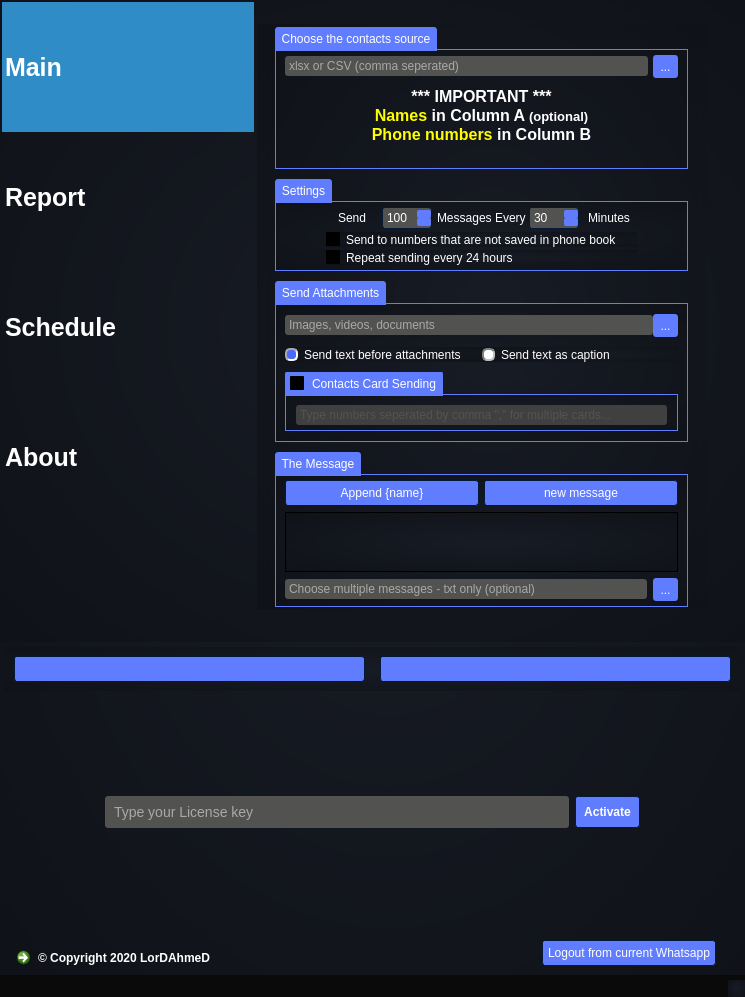
thelordahmed/Whatsapp-bulk-sender, file untitled.ui: the form before one commit.
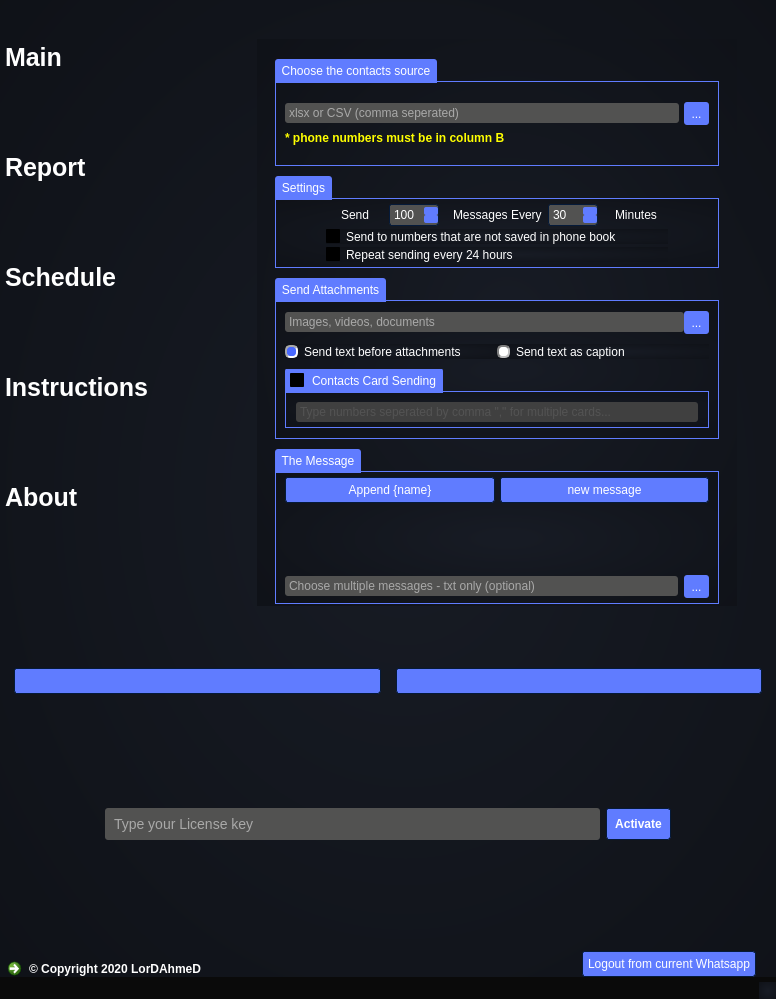
The form after the commit. Icons and pictures are not drawn.

What changed in the file:
```diff
--- a/untitled.ui
+++ b/untitled.ui
@@ -6,8 +6,8 @@
    <rect>
     <x>0</x>
     <y>0</y>
-    <width>745</width>
-    <height>997</height>
+    <width>776</width>
+    <height>999</height>
    </rect>
   </property>
   <property name="minimumSize">
@@ -1209,6 +1209,11 @@
     </property>
     <item row="0" column="0" colspan="3">
      <widget class="QFrame" name="main_frame">
+      <property name="styleSheet">
+       <string notr="true">QFrame{
+	background:transparent;
+}</string>
+      </property>
       <layout class="QHBoxLayout" name="horizontalLayout_8" stretch="0,1">
        <property name="spacing">
         <number>0</number>
@@ -1256,7 +1261,8 @@
 
 ::item{
 width:100px;
-height:130px;
+height:110px;
+
 
 }
 
@@ -1359,7 +1365,7 @@
           <bool>false</bool>
          </property>
          <property name="currentRow">
-          <number>0</number>
+          <number>-1</number>
          </property>
          <property name="sortingEnabled">
           <bool>false</bool>
@@ -1406,6 +1412,15 @@
             <normaloff>:/white-icons/Data/imgs/white icons/icons8-clock-500.png</normaloff>:/white-icons/Data/imgs/white icons/icons8-clock-500.png</iconset>
           </property>
          </item>
+         <item>
+          <property name="text">
+           <string>Instructions</string>
+          </property>
+          <property name="icon">
+           <iconset resource="images.qrc">
+            <normaloff>:/white-icons/Data/imgs/white icons/icons8-idea-500.png</normaloff>:/white-icons/Data/imgs/white icons/icons8-idea-500.png</iconset>
+          </property>
+         </item>
          <item>
           <property name="text">
            <string>About</string>
@@ -1551,7 +1566,7 @@
                <enum>QLayout::SetDefaultConstraint</enum>
               </property>
               <property name="topMargin">
-               <number>3</number>
+               <number>20</number>
               </property>
               <property name="bottomMargin">
                <number>0</number>
@@ -1591,62 +1606,16 @@
                 </property>
                 <layout class="QVBoxLayout" name="verticalLayout">
                  <property name="topMargin">
-                  <number>5</number>
+                  <number>20</number>
                  </property>
                  <property name="bottomMargin">
-                  <number>5</number>
+                  <number>20</number>
                  </property>
                  <item>
                   <layout class="QGridLayout" name="gridLayout">
                    <property name="spacing">
                     <number>5</number>
                    </property>
-                   <item row="1" column="0">
-                    <widget class="QTextBrowser" name="textBrowser">
-                     <property name="sizePolicy">
-                      <sizepolicy hsizetype="Expanding" vsizetype="Fixed">
-                       <horstretch>0</horstretch>
-                       <verstretch>0</verstretch>
-                      </sizepolicy>
-                     </property>
-                     <property name="maximumSize">
-                      <size>
-                       <width>16777215</width>
-                       <height>80</height>
-                      </size>
-                     </property>
-                     <property name="font">
-                      <font>
-                       <family>arial</family>
-                      </font>
-                     </property>
-                     <property name="styleSheet">
-                      <string notr="true">background:transparent;
-color:white</string>
-                     </property>
-                     <property name="frameShape">
-                      <enum>QFrame::NoFrame</enum>
-                     </property>
-                     <property name="lineWidth">
-                      <number>0</number>
-                     </property>
-                     <property name="verticalScrollBarPolicy">
-                      <enum>Qt::ScrollBarAlwaysOff</enum>
-                     </property>
-                     <property name="horizontalScrollBarPolicy">
-                      <enum>Qt::ScrollBarAlwaysOff</enum>
-                     </property>
-                     <property name="html">
-                      <string>&lt;!DOCTYPE HTML PUBLIC &quot;-//W3C//DTD HTML 4.0//EN&quot; &quot;http://www.w3.org/TR/REC-html40/strict.dtd&quot;&gt;
-&lt;html&gt;&lt;head&gt;&lt;meta name=&quot;qrichtext&quot; content=&quot;1&quot; /&gt;&lt;style type=&quot;text/css&quot;&gt;
-p, li { white-space: pre-wrap; }
-&lt;/style&gt;&lt;/head&gt;&lt;body style=&quot; font-family:'arial'; font-size:8.25pt; font-weight:400; font-style:normal;&quot;&gt;
-&lt;p align=&quot;center&quot; style=&quot; margin-top:0px; margin-bottom:0px; margin-left:0px; margin-right:0px; -qt-block-indent:0; text-indent:0px;&quot;&gt;&lt;span style=&quot; font-family:'MS Shell Dlg 2'; font-size:12pt; font-weight:600; color:#ffffff;&quot;&gt;*** IMPORTANT ***&lt;/span&gt;&lt;/p&gt;
-&lt;p align=&quot;center&quot; style=&quot; margin-top:0px; margin-bottom:0px; margin-left:0px; margin-right:0px; -qt-block-indent:0; text-indent:0px;&quot;&gt;&lt;span style=&quot; font-family:'MS Shell Dlg 2'; font-size:12pt; font-weight:600; color:#ffff00;&quot;&gt;Names&lt;/span&gt;&lt;span style=&quot; font-family:'MS Shell Dlg 2'; font-size:12pt; font-weight:600;&quot;&gt; in Column A &lt;/span&gt;&lt;span style=&quot; font-family:'MS Shell Dlg 2'; font-size:10pt; font-weight:600;&quot;&gt;(optional)&lt;/span&gt;&lt;/p&gt;
-&lt;p align=&quot;center&quot; style=&quot; margin-top:0px; margin-bottom:0px; margin-left:0px; margin-right:0px; -qt-block-indent:0; text-indent:0px;&quot;&gt;&lt;span style=&quot; font-family:'MS Shell Dlg 2'; font-size:12pt; font-weight:600; color:#ffff00;&quot;&gt;Phone numbers&lt;/span&gt;&lt;span style=&quot; font-family:'MS Shell Dlg 2'; font-size:12pt; font-weight:600;&quot;&gt; in Column B&lt;/span&gt;&lt;/p&gt;&lt;/body&gt;&lt;/html&gt;</string>
-                     </property>
-                    </widget>
-                   </item>
                    <item row="0" column="0">
                     <layout class="QHBoxLayout" name="horizontalLayout_4">
                      <item>
@@ -1670,6 +1639,23 @@
                    </item>
                   </layout>
                  </item>
+                 <item>
+                  <widget class="QLabel" name="label_5">
+                   <property name="font">
+                    <font>
+                     <family>arial</family>
+                     <weight>75</weight>
+                     <bold>true</bold>
+                    </font>
+                   </property>
+                   <property name="styleSheet">
+                    <string notr="true">color:yellow</string>
+                   </property>
+                   <property name="text">
+                    <string>* phone numbers must be in column B</string>
+                   </property>
+                  </widget>
+                 </item>
                 </layout>
                </widget>
               </item>
@@ -2223,6 +2209,37 @@
            </layout>
           </widget>
          </widget>
+         <widget class="QWidget" name="instructions_tab">
+          <attribute name="title">
+           <string>Page</string>
+          </attribute>
+          <layout class="QVBoxLayout" name="verticalLayout_11">
+           <item>
+            <layout class="QVBoxLayout" name="verticalLayout_12">
+             <property name="topMargin">
+              <number>50</number>
+             </property>
+             <item>
+              <widget class="QTextBrowser" name="textBrowser_2">
+               <property name="html">
+                <string>&lt;!DOCTYPE HTML PUBLIC &quot;-//W3C//DTD HTML 4.0//EN&quot; &quot;http://www.w3.org/TR/REC-html40/strict.dtd&quot;&gt;
+&lt;html&gt;&lt;head&gt;&lt;meta name=&quot;qrichtext&quot; content=&quot;1&quot; /&gt;&lt;style type=&quot;text/css&quot;&gt;
+p, li { white-space: pre-wrap; }
+&lt;/style&gt;&lt;/head&gt;&lt;body style=&quot; font-family:'arial'; font-size:13pt; font-weight:400; font-style:normal;&quot;&gt;
+&lt;p align=&quot;center&quot; style=&quot; margin-top:0px; margin-bottom:0px; margin-left:0px; margin-right:0px; -qt-block-indent:0; text-indent:0px;&quot;&gt;&lt;span style=&quot; font-family:'Helvetica'; font-size:18pt; font-weight:600; color:#ffffff;&quot;&gt;In the excel sheet ... numbers must be in column B and names (if available) in column A&lt;/span&gt;&lt;/p&gt;
+&lt;p align=&quot;center&quot; style=&quot; margin-top:0px; margin-bottom:0px; margin-left:0px; margin-right:0px; -qt-block-indent:0; text-indent:0px;&quot;&gt;&lt;span style=&quot; font-family:'Helvetica'; font-size:18pt; font-weight:600; color:#ffffff;&quot;&gt;---------------------------------------------------&lt;/span&gt;&lt;/p&gt;
+&lt;p align=&quot;center&quot; style=&quot; margin-top:0px; margin-bottom:0px; margin-left:0px; margin-right:0px; -qt-block-indent:0; text-indent:0px;&quot;&gt;&lt;span style=&quot; font-family:'Helvetica'; font-size:18pt; font-weight:600; color:#ffffff;&quot;&gt;Sending to numbers that are not saved on phone book requires country code with the number, like this (+491721xxxxx) or (491721xxxxx)&lt;/span&gt;&lt;/p&gt;
+&lt;p align=&quot;center&quot; style=&quot; margin-top:0px; margin-bottom:0px; margin-left:0px; margin-right:0px; -qt-block-indent:0; text-indent:0px;&quot;&gt;&lt;span style=&quot; font-family:'Helvetica'; font-size:18pt; font-weight:600; color:#ffffff;&quot;&gt;---------------------------------------------------&lt;/span&gt;&lt;/p&gt;
+&lt;p align=&quot;center&quot; style=&quot; margin-top:0px; margin-bottom:0px; margin-left:0px; margin-right:0px; -qt-block-indent:0; text-indent:0px;&quot;&gt;&lt;span style=&quot; font-family:'Helvetica'; font-size:18pt; font-weight:600; color:#ffffff;&quot;&gt;Make sure that you're not opening the software twice on the Task bar&lt;/span&gt;&lt;/p&gt;
+&lt;p align=&quot;center&quot; style=&quot; margin-top:0px; margin-bottom:0px; margin-left:0px; margin-right:0px; -qt-block-indent:0; text-indent:0px;&quot;&gt;&lt;span style=&quot; font-family:'Helvetica'; font-size:18pt; font-weight:600; color:#ffffff;&quot;&gt;---------------------------------------------------&lt;/span&gt;&lt;/p&gt;
+&lt;p align=&quot;center&quot; style=&quot; margin-top:0px; margin-bottom:0px; margin-left:0px; margin-right:0px; -qt-block-indent:0; text-indent:0px;&quot;&gt;&lt;span style=&quot; font-family:'Helvetica'; font-size:18pt; font-weight:600; color:#ffffff;&quot;&gt;If you want to open the software twice to send from two numbers, just copy the software folder into another folder and logout by clicking on &amp;quot;Logout from current whatsapp&amp;quot; then sign in with the other number&lt;/span&gt;&lt;/p&gt;&lt;/body&gt;&lt;/html&gt;</string>
+               </property>
+              </widget>
+             </item>
+            </layout>
+           </item>
+          </layout>
+         </widget>
          <widget class="QWidget" name="about_tab">
           <attribute name="title">
            <string>Page</string>
@@ -2304,6 +2321,11 @@
     </item>
     <item row="1" column="1">
      <widget class="QFrame" name="buttons_frame">
+      <property name="styleSheet">
+       <string notr="true">QFrame{
+	background:transparent
+}</string>
+      </property>
       <layout class="QHBoxLayout" name="horizontalLayout_7">
        <property name="spacing">
         <number>15</number>
@@ -2358,18 +2380,18 @@
      </widget>
     </item>
     <item row="3" column="0" colspan="3">
-     <widget class="QFrame" name="horizontalFrame">
-      <property name="styleSheet">
-       <string notr="true">QFrame{
-	background:transparent
-}</string>
-      </property>
       <layout class="QHBoxLayout" name="horizontalLayout_13">
        <property name="topMargin">
-        <number>1</number>
+       <number>0</number>
        </property>
        <item alignment="Qt::AlignLeft">
         <widget class="QCommandLinkButton" name="commandLinkButton">
+        <property name="sizePolicy">
+         <sizepolicy hsizetype="Fixed" vsizetype="Preferred">
+          <horstretch>0</horstretch>
+          <verstretch>0</verstretch>
+         </sizepolicy>
+        </property>
          <property name="maximumSize">
           <size>
            <width>16777215</width>
@@ -2421,7 +2443,6 @@
         </widget>
        </item>
       </layout>
-     </widget>
     </item>
     <item row="2" column="1">
      <widget class="QFrame" name="license_frame">
```
Left out of the diff: 50 changed lines with no effect on the pictures. Lines whose indentation alone changed are shown as unchanged.
